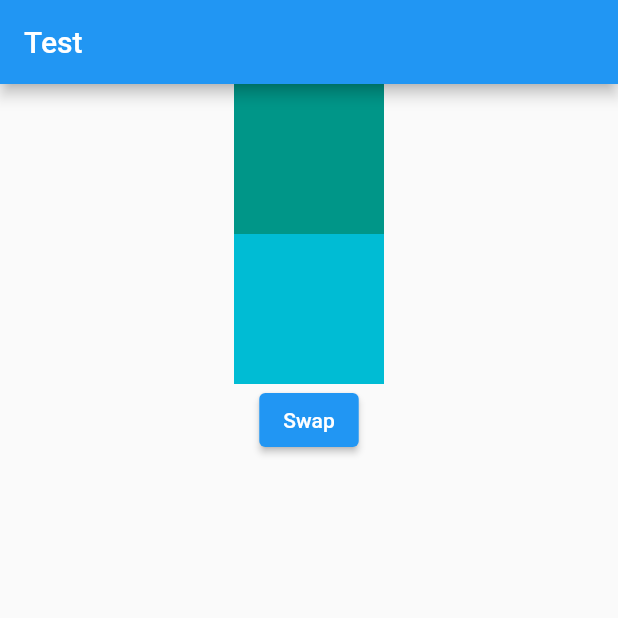
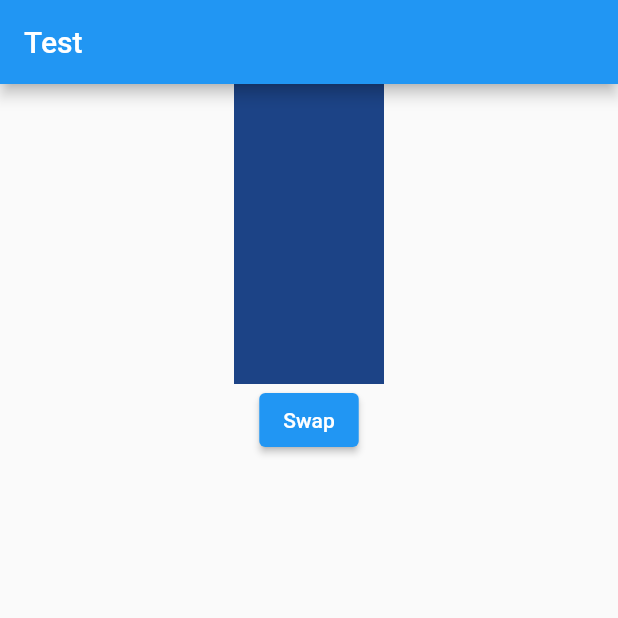
Before and after one commit to ashilkn/flutter_learn, a Flutter app: the screen it shows after launch, on a phone screen of 412 x 824 dp, the top half of it. Run offline on Flutter 3.47's test engine with Material 2 defaults, Android fonts, the phone set to English and light mode, and no system bars.

Commit message:
All the elements after the column's element is getting replaced. On every swap, the color of the tiles change. This is because both children are of different types, so swapping them will create new elements in the element tree. The state object goes along with it and a new one is created everytime, thus new colors on every swap.

```diff
--- a/lib/main.dart
+++ b/lib/main.dart
@@ -1,5 +1,5 @@
 import 'package:flutter/material.dart';
-import 'package:rad_flutter/stateless_widgets.dart';
+import 'package:rad_flutter/stateful_widgets.dart';
 
 void main() {
   runApp(const MyApp());
@@ -29,14 +29,8 @@
 
 class _MyHomePageState extends State<MyHomePage> {
   List<Widget> listWidgets = [
-    const StatelessColorContainer1(
-      Colors.teal,
-      key: ValueKey("Container1"),
-    ),
-    const StatelessColorContainer2(
-      Colors.cyan,
-      key: ValueKey("Container2"),
-    ),
+    const StatefulColorContainer1(),
+    const StatefulColorContainer2(),
   ];
 
   void swap() {
--- a/lib/stateful_widgets.dart
+++ b/lib/stateful_widgets.dart
@@ -11,8 +11,12 @@
 }
 
 class _StatefulColorContainer1State extends State<StatefulColorContainer1> {
-  Color getRandomColor() {
-    return Color((Random().nextDouble() * 0xFFFFFF).toInt()).withOpacity(1.0);
+  late final Color color;
+
+  @override
+  void initState() {
+    color = Color((Random().nextDouble() * 0xFFFFFF).toInt()).withOpacity(1.0);
+    super.initState();
   }
 
   @override
@@ -20,7 +24,7 @@
     return Container(
       width: 100,
       height: 100,
-      color: getRandomColor(),
+      color: color,
     );
   }
 }
@@ -34,8 +38,12 @@
 }
 
 class _StatefulColorContainer2State extends State<StatefulColorContainer2> {
-  Color getRandomColor() {
-    return Color((Random().nextDouble() * 0xFFFFFF).toInt()).withOpacity(1.0);
+  late final Color color;
+
+  @override
+  void initState() {
+    color = Color((Random().nextDouble() * 0xFFFFFF).toInt()).withOpacity(1.0);
+    super.initState();
   }
 
   @override
@@ -44,7 +52,7 @@
       // key: const ValueKey("green"),
       width: 100,
       height: 100,
-      color: getRandomColor(),
+      color: color,
     );
   }
 }
```
